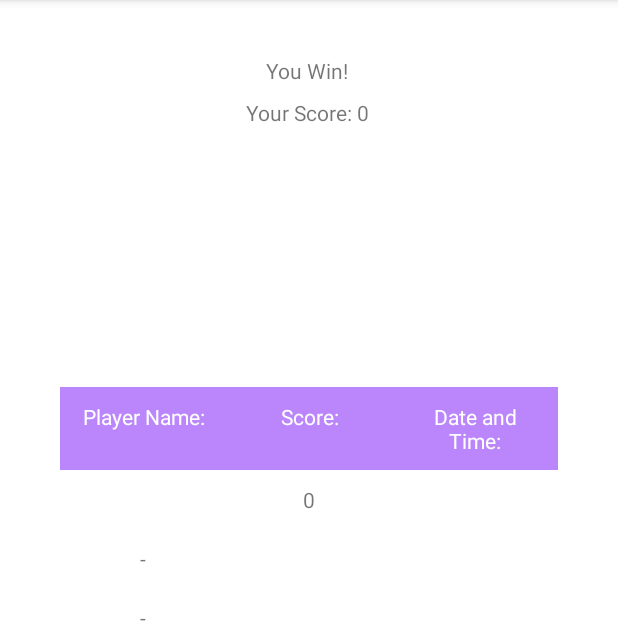
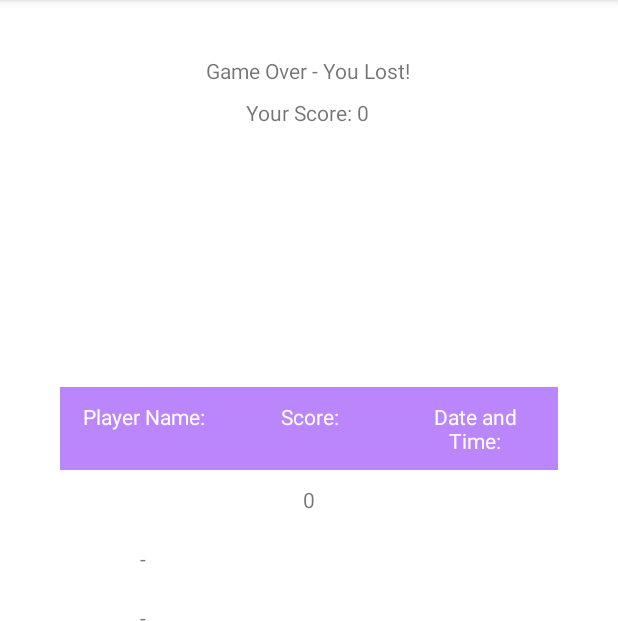
Before and after one commit to elliotwillner/CS2340C_Team52, an Android app: the EndScreenActivity screen opened directly, with no data from a screen before it, on a phone screen of 412 x 824 dp, the part 84-705 px from its top. Run offline under Robolectric (Android 15) with nearby library versions, the phone set to English and light mode, and no system bars; 3 statements that could not run were skipped.

Commit message:
updated end screen

```diff
--- a/app/src/main/java/com/example/demo_2340/EndScreenActivity.java
+++ b/app/src/main/java/com/example/demo_2340/EndScreenActivity.java
@@ -55,8 +55,19 @@ public class EndScreenActivity extends AppCompatActivity {
         restartButton = findViewById(R.id.restart_button);
         winTextView = findViewById(R.id.win_text_view);
 
-        winTextView.setText("You Win!");
+        // Check if the player has won or lost
+        boolean hasWon = getIntent().getBooleanExtra("won", false);
+        if (hasWon) {
+            // Player won
+            setupWinScreen();
+        } else {
+            // Player lost
+            setupGameOverScreen();
+        }
+    }
 
+    // Method to set up UI elements for both win and game over scenarios
+    private void setupCommonUI() {
         int mostRecentAttemptScore = GameScreen.getScore();
         scoreTextView.setText("Your Score: " + mostRecentAttemptScore);
 
@@ -93,10 +104,15 @@ public class EndScreenActivity extends AppCompatActivity {
             playerScore5.setText(String.valueOf(Leaderboard.getScore(4)));
             playerDate5.setText(Leaderboard.getDate(4));
         }
-        if (getIntent().getBooleanExtra("won", false)) {
-            Toast.makeText(EndScreenActivity.this,
-                    "You won!", Toast.LENGTH_SHORT).show();
-        }
+    }
+
+    private void setupWinScreen() {
+        winTextView.setText("You Win!");
+        setupCommonUI();
+    }
+    private void setupGameOverScreen() {
+        winTextView.setText("Game Over - You Lost!");
+        setupCommonUI();
     }
 
     // to start ending screen activity from game activity
```
